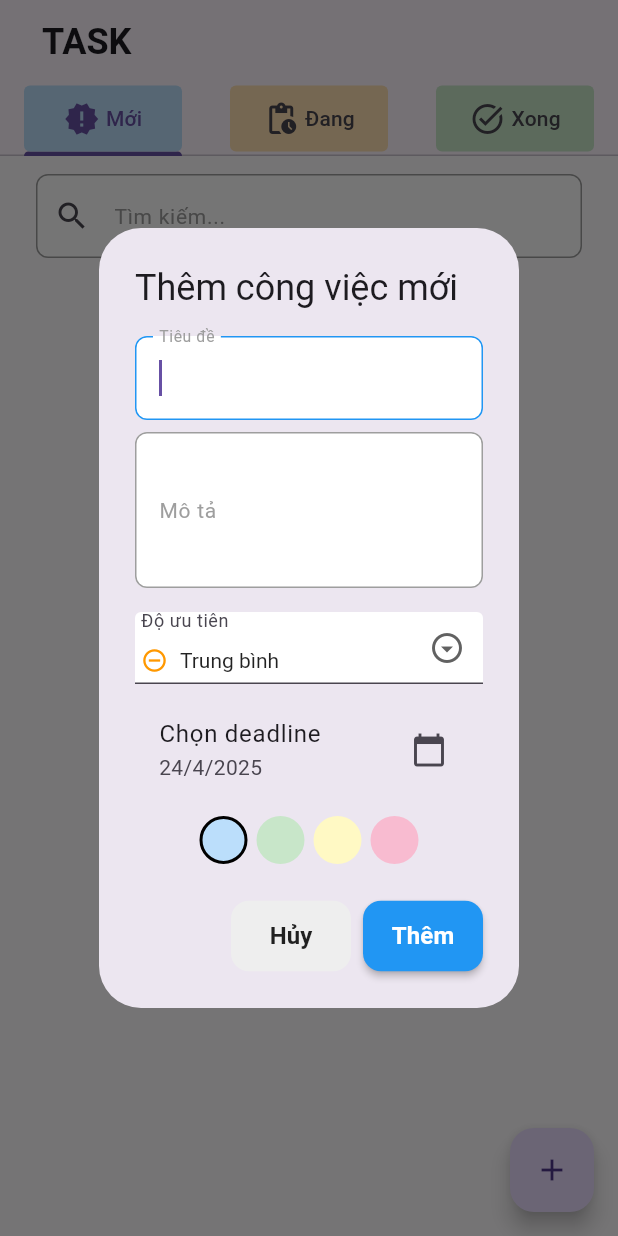
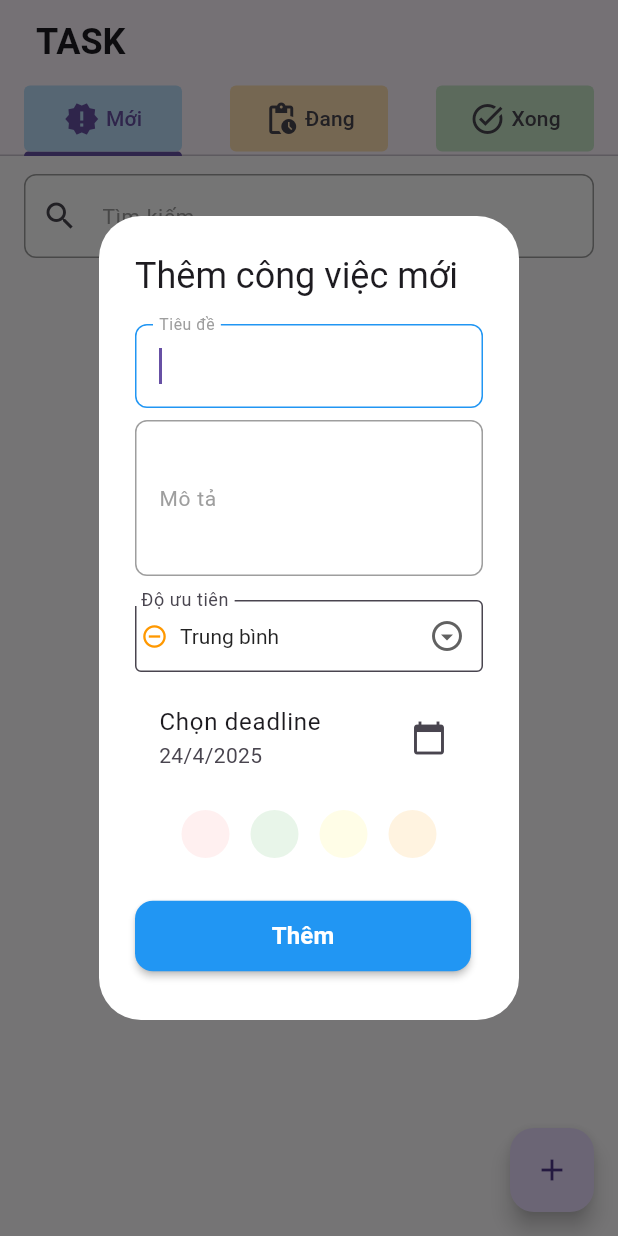
Before and after one commit to trongvinh2804/tasks_app, a Flutter app: the screen it shows after launch, after a tap on the "add" icon, on a phone screen of 412 x 824 dp. Run offline on Flutter 3.47's test engine with Material 3 defaults, Android fonts, the phone set to English and light mode, and no system bars; our stand-ins replace flutter_bloc.

Commit message:
update 4

```diff
--- a/lib/presentation/screen/add_dailog.dart
+++ b/lib/presentation/screen/add_dailog.dart
@@ -24,6 +24,7 @@ class _AddTaskDialogState extends State<AddTaskDialog> {
   @override
   Widget build(BuildContext context) {
     return AlertDialog(
+      backgroundColor: Colors.white,
       title: const Text('Thêm công việc mới'),
       content: SingleChildScrollView(
         child: Column(
@@ -67,25 +68,25 @@ class _AddTaskDialogState extends State<AddTaskDialog> {
               spacing: 6,
               children: [
                 ColorChoice(
-                  color: '0xFFBBDEFB',
+                  color: '0xFFFFF0F0',
                   selectedColor: selectedColor,
                   onColorSelected:
                       (color) => setState(() => selectedColor = color),
                 ),
                 ColorChoice(
-                  color: '0xFFC8E6C9',
+                  color: '0xFFE8F5E9',
                   selectedColor: selectedColor,
                   onColorSelected:
                       (color) => setState(() => selectedColor = color),
                 ),
                 ColorChoice(
-                  color: '0xFFFFF9C4',
+                  color: '0xFFFFFDE7',
                   selectedColor: selectedColor,
                   onColorSelected:
                       (color) => setState(() => selectedColor = color),
                 ),
                 ColorChoice(
-                  color: '0xFFF8BBD0',
+                  color: '0xFFFFF3E0',
                   selectedColor: selectedColor,
                   onColorSelected:
                       (color) => setState(() => selectedColor = color),
@@ -96,13 +97,14 @@ class _AddTaskDialogState extends State<AddTaskDialog> {
         ),
       ),
       actions: [
-        CustomButton(
-          onPressed: () => Navigator.pop(context),
-          text: 'Hủy',
-          isPrimary: false,
-          width: 80,
+        Padding(
+          padding: const EdgeInsets.fromLTRB(0, 0, 8, 8),
+          child: CustomButton(
+            text: "Thêm",
+            onPressed: _handleAddTask,
+            width: double.infinity,
+          ),
         ),
-        CustomButton(onPressed: _handleAddTask, text: 'Thêm', width: 80),
       ],
     );
   }
--- a/lib/presentation/screen/color_choose.dart
+++ b/lib/presentation/screen/color_choose.dart
@@ -19,6 +19,7 @@ class ColorChoice extends StatelessWidget {
       child: Container(
         width: 32,
         height: 32,
+        margin: const EdgeInsets.all(4),
         decoration: BoxDecoration(
           color: Color(int.parse(color)),
           shape: BoxShape.circle,
--- a/lib/presentation/screen/custom_dropdown.dart
+++ b/lib/presentation/screen/custom_dropdown.dart
@@ -22,6 +22,7 @@ class CustomDropdown extends StatelessWidget {
         contentPadding: const EdgeInsets.only(),
         filled: true,
         fillColor: Colors.white,
+        border: OutlineInputBorder(borderRadius: BorderRadius.circular(4)),
       ),
       style: const TextStyle(fontSize: 14, color: Colors.black87),
       icon: const Icon(Icons.arrow_drop_down_circle_outlined),
--- a/lib/presentation/screen/task_screen.dart
+++ b/lib/presentation/screen/task_screen.dart
@@ -20,7 +20,7 @@ class TaskScreen extends StatelessWidget {
       child: Scaffold(
         appBar: AppBar(
           title: Padding(
-            padding: const EdgeInsets.only(left: 12),
+            padding: const EdgeInsets.only(left: 8),
             child: const Text(
               "TASK",
               style: TextStyle(fontSize: 24, fontWeight: FontWeight.bold),
@@ -93,8 +93,8 @@ class TaskScreen extends StatelessWidget {
             children: [
               Padding(
                 padding: const EdgeInsets.only(
-                  left: 24,
-                  right: 24,
+                  left: 16,
+                  right: 16,
                   top: 12,
                   bottom: 12,
                 ),
@@ -102,7 +102,6 @@ class TaskScreen extends StatelessWidget {
                   controller: TextEditingController(),
                   label: 'Tìm kiếm...',
                   prefixIcon: Icon(Icons.search),
-                  textCapitalization: TextCapitalization.sentences,
                   onChanged: (value) {
                     context.read<TaskCubit>().searchTask(value);
                   },
```
Also changed, not shown: lib/presentation/screen/custom_card.dart (+60 -1 lines), lib/presentation/screen/edit_dailog.dart (+8 -6 lines), lib/presentation/screen/item.dart (+6 -22 lines).
